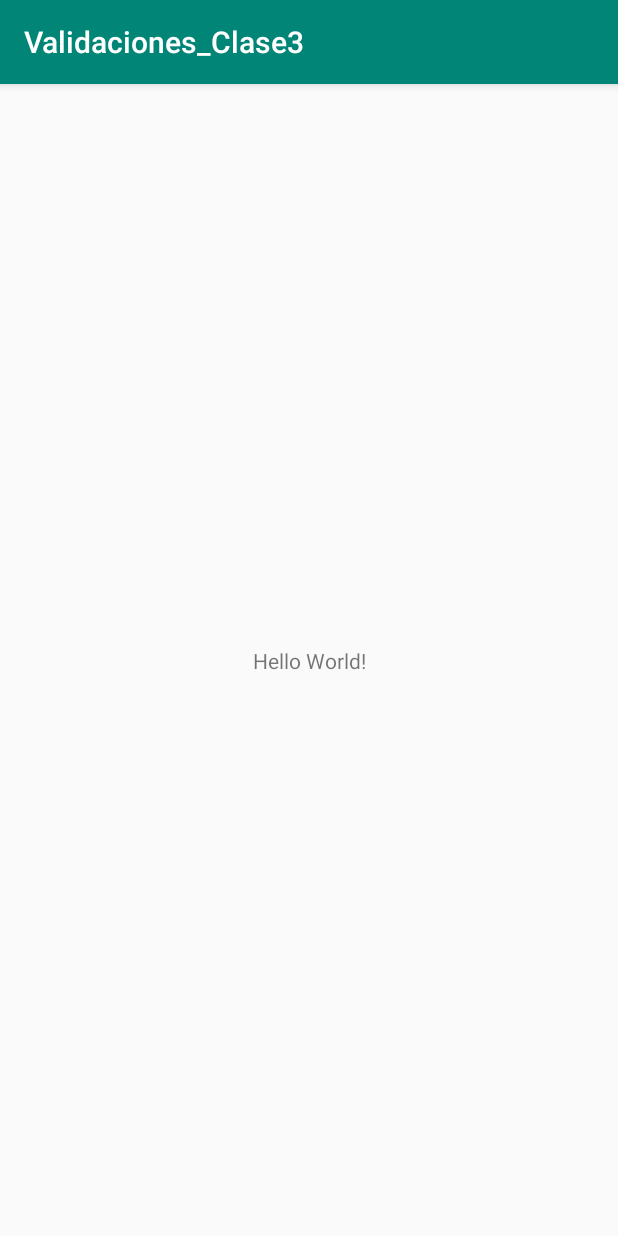
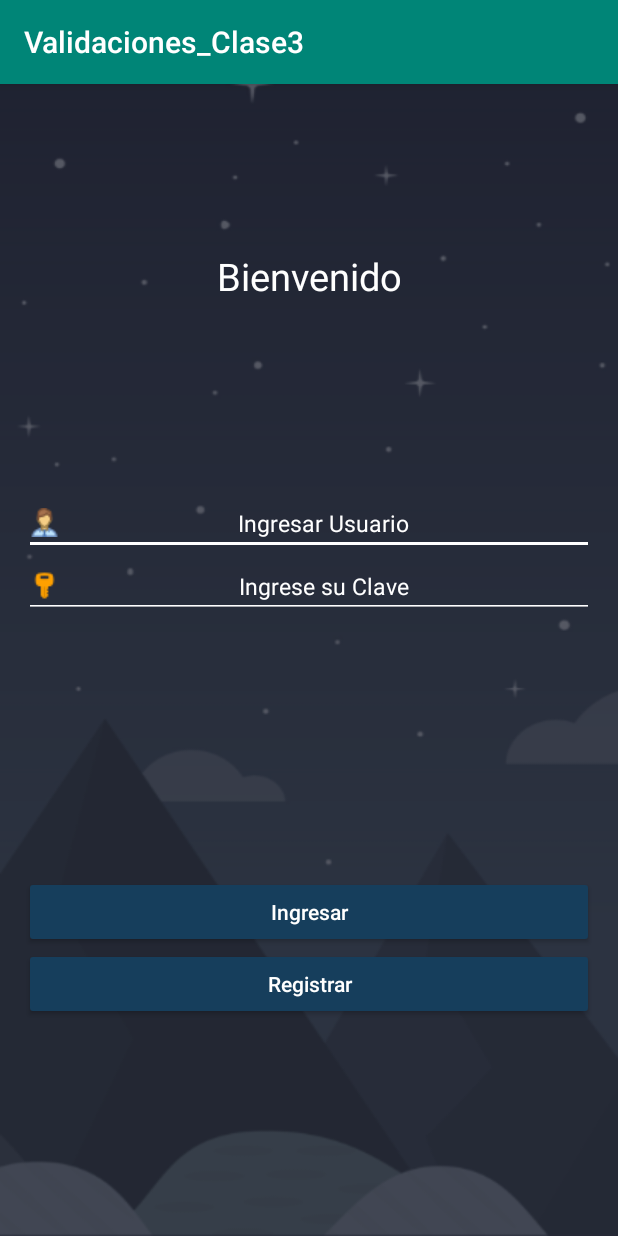
Before and after one commit to slither366/AndroidClase3, an Android app: the screen it shows after launch (MainActivity), on a phone screen of 412 x 824 dp. Run offline under Robolectric (Android 15) with nearby library versions, the phone set to English and light mode, and no system bars; our stand-ins replace ButterKnife; libraries missing offline, so code that uses them is left out: com.mobsandgeeks.saripaar; 2 statements that could not run were skipped.

Commit message:
DFLORES: 09/03/19 Clase 3 validando campos con Saripar terminado la parte de login con data statica.

```diff
--- a/app/build.gradle
+++ b/app/build.gradle
@@ -25,4 +25,10 @@ dependencies {
     testImplementation 'junit:junit:4.12'
     androidTestImplementation 'com.android.support.test:runner:1.0.2'
     androidTestImplementation 'com.android.support.test.espresso:espresso-core:3.0.2'
+
+    implementation 'com.jakewharton:butterknife:8.8.1'
+    annotationProcessor 'com.jakewharton:butterknife-compiler:8.8.1'
+
+    implementation 'com.mobsandgeeks:android-saripaar:1.0.3'
+
 }
--- a/app/src/main/java/com/example/validaciones_clase3/MainActivity.java
+++ b/app/src/main/java/com/example/validaciones_clase3/MainActivity.java
@@ -2,12 +2,77 @@ package com.example.validaciones_clase3;
 
 import android.support.v7.app.AppCompatActivity;
 import android.os.Bundle;
+import android.view.View;
+import android.widget.Button;
+import android.widget.EditText;
+import android.widget.Toast;
 
-public class MainActivity extends AppCompatActivity {
+import com.mobsandgeeks.saripaar.Rule;
+import com.mobsandgeeks.saripaar.Validator;
+import com.mobsandgeeks.saripaar.annotation.Required;
+import com.mobsandgeeks.saripaar.annotation.TextRule;
+
+import butterknife.BindView;
+import butterknife.ButterKnife;
+import butterknife.OnClick;
+
+public class MainActivity extends AppCompatActivity implements Validator.ValidationListener {
+
+    @BindView(R.id.ed_usuario)
+    @Required(order = 1, message = "Debe Ingresar el Usuario")
+    EditText ed_usuario;
+
+    @BindView(R.id.ed_clave)
+    @Required(order = 2, message = "Debe Ingresar la Clave")
+    @TextRule(order = 3, minLength = 6, maxLength = 10, message = "La contraseña debe contener entre 6 y 10 digitos.")
+    EditText ed_clave;
+
+    Validator validator;
 
     @Override
     protected void onCreate(Bundle savedInstanceState) {
         super.onCreate(savedInstanceState);
         setContentView(R.layout.activity_main);
+
+        ButterKnife.bind(this);
+
+        validator = new Validator(this);
+        validator.setValidationListener(this);
+
+
+    }
+
+    @OnClick(R.id.btn_ingresar)
+    public void autenticar(){
+        validator.validate();
+    }
+
+    @Override
+    public void onValidationSucceeded() {
+
+        String usuario = ed_usuario.getText().toString();
+        String clave = ed_clave.getText().toString();
+
+        if(usuario.equals("dflores") && clave.equals("123456")){
+            Toast.makeText(MainActivity.this, "Bienvenido", Toast.LENGTH_SHORT).show();
+        }else{
+            Toast.makeText(MainActivity.this,"Credenciales Incorrectas", Toast.LENGTH_SHORT).show();
+        }
+
+    }
+
+    @Override
+    public void onValidationFailed(View failedView, Rule<?> failedRule) {
+
+        final String failureMessage = failedRule.getFailureMessage();
+        if (failedView instanceof EditText) {
+            EditText failed = (EditText) failedView;
+            failed.requestFocus();
+            failed.setError(failureMessage);
+        } else {
+            Toast.makeText(getApplicationContext(), failureMessage, Toast.LENGTH_SHORT).show();
+        }
+
+
     }
 }
--- a/app/src/main/res/layout/activity_main.xml
+++ b/app/src/main/res/layout/activity_main.xml
@@ -1,18 +1,91 @@
 <?xml version="1.0" encoding="utf-8"?>
-<android.support.constraint.ConstraintLayout xmlns:android="http://schemas.android.com/apk/res/android"
+<LinearLayout xmlns:android="http://schemas.android.com/apk/res/android"
     xmlns:app="http://schemas.android.com/apk/res-auto"
     xmlns:tools="http://schemas.android.com/tools"
     android:layout_width="match_parent"
     android:layout_height="match_parent"
+    android:orientation="vertical"
+    android:background="@drawable/background"
     tools:context=".MainActivity">
 
-    <TextView
-        android:layout_width="wrap_content"
-        android:layout_height="wrap_content"
-        android:text="Hello World!"
-        app:layout_constraintBottom_toBottomOf="parent"
-        app:layout_constraintLeft_toLeftOf="parent"
-        app:layout_constraintRight_toRightOf="parent"
-        app:layout_constraintTop_toTopOf="parent" />
+    <LinearLayout
+    android:layout_width="match_parent"
+    android:orientation="vertical"
+    android:layout_weight="1"
+    android:layout_height="8dp">
 
-</android.support.constraint.ConstraintLayout>
+        <TextView
+            android:layout_width="match_parent"
+            android:layout_height="match_parent"
+            android:text="@string/titulo"
+            android:textSize="25dp"
+            android:gravity="center"
+            android:textColor="@color/colorWhite"/>
+
+    </LinearLayout>
+
+    <LinearLayout
+        android:layout_width="match_parent"
+        android:orientation="vertical"
+        android:layout_weight="1"
+        android:layout_height="8dp"
+        android:padding="16dp">
+
+        <EditText
+            android:id="@+id/ed_usuario"
+            android:layout_width="match_parent"
+            android:layout_height="wrap_content"
+            android:hint="@string/hint_usuario"
+            android:textColorHint="@color/colorWhite"
+            android:backgroundTint="@color/colorWhite"
+            android:textColor="@color/colorWhite"
+            android:gravity="center"
+            android:drawableLeft="@drawable/user"
+            android:textSize="15dp"
+            />
+
+        <EditText
+            android:id="@+id/ed_clave"
+            android:layout_width="match_parent"
+            android:layout_height="wrap_content"
+            android:hint="@string/hint_clave"
+            android:textColorHint="@color/colorWhite"
+            android:backgroundTint="@color/colorWhite"
+            android:textColor="@color/colorWhite"
+            android:gravity="center"
+            android:inputType="textPassword"
+            android:drawableLeft="@drawable/key"
+            android:textSize="15dp"
+            />
+
+    </LinearLayout>
+
+    <LinearLayout
+        android:layout_width="match_parent"
+        android:orientation="vertical"
+        android:layout_weight="1"
+        android:layout_height="8dp"
+        android:padding="16dp">
+
+        <Button
+            android:id="@+id/btn_ingresar"
+            android:layout_width="match_parent"
+            android:layout_height="wrap_content"
+            android:backgroundTint="@color/color_boton"
+            android:text="@string/hint_ingresar"
+            android:textColor="@color/colorWhite"
+            android:textAllCaps="false"
+            />
+        <Button
+            android:id="@+id/btn_registrar"
+            android:layout_width="match_parent"
+            android:layout_height="wrap_content"
+            android:backgroundTint="@color/color_boton"
+            android:text="@string/hint_registrar"
+            android:textColor="@color/colorWhite"
+            android:textAllCaps="false"
+            />
+
+    </LinearLayout>
+
+</LinearLayout>
--- a/app/src/main/res/values/colors.xml
+++ b/app/src/main/res/values/colors.xml
@@ -3,4 +3,6 @@
     <color name="colorPrimary">#008577</color>
     <color name="colorPrimaryDark">#00574B</color>
     <color name="colorAccent">#D81B60</color>
+    <color name="colorWhite">#FFFFFF</color>
+    <color name="color_boton">#163e5c</color>
 </resources>
--- a/app/src/main/res/values/strings.xml
+++ b/app/src/main/res/values/strings.xml
@@ -1,3 +1,8 @@
 <resources>
     <string name="app_name">Validaciones_Clase3</string>
+    <string name="titulo">Bienvenido</string>
+    <string name="hint_usuario">Ingresar Usuario</string>
+    <string name="hint_clave">Ingrese su Clave</string>
+    <string name="hint_ingresar">Ingresar</string>
+    <string name="hint_registrar">Registrar</string>
 </resources>
```
Also changed, not shown: app/src/main/res/drawable/background.png (added), app/src/main/res/drawable/key.png (added), app/src/main/res/drawable/user.png (added).
